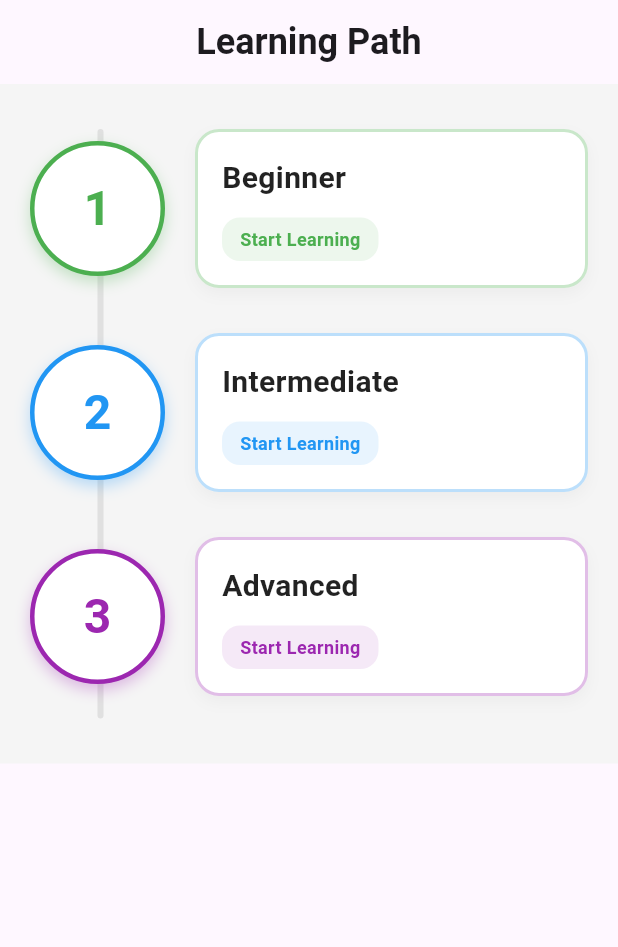
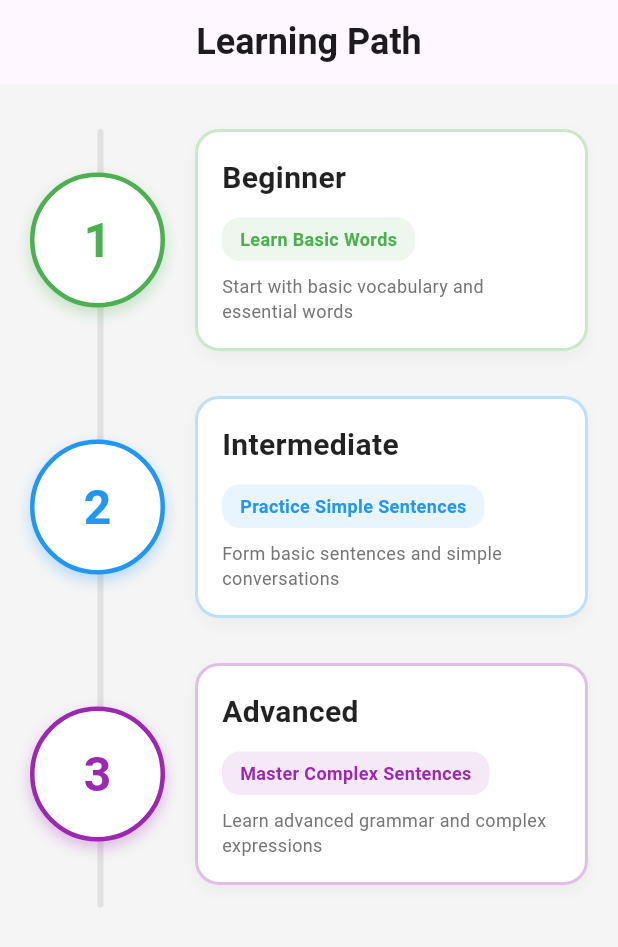
Before and after one commit to ProjectMira/bojang, a Flutter app: the screen it shows after launch, on a phone screen of 412 x 824 dp. Shown: the top 947 px of the screen. Run offline on Flutter 3.47's test engine with Material 3 defaults, Android fonts, the phone set to English and light mode, and no system bars.

Commit message:
update description for level selections

```diff
--- a/lib/screens/level_selection_screen.dart
+++ b/lib/screens/level_selection_screen.dart
@@ -217,12 +217,28 @@ class LevelSelectionScreen extends StatelessWidget {
                             borderRadius: BorderRadius.circular(12),
                           ),
                           child: Text(
-                            'Start Learning',
+                            level == 1
+                                ? 'Learn Basic Words'
+                                : level == 2
+                                    ? 'Practice Simple Sentences'
+                                    : 'Master Complex Sentences',
                             style: TextStyle(
                               color: color,
                               fontWeight: FontWeight.bold,
                               fontSize: 12,
                             ),
+                          ),
+                        ),
+                        const SizedBox(height: 8),
+                        Text(
+                          level == 1
+                              ? 'Start with basic vocabulary and essential words'
+                              : level == 2
+                                  ? 'Form basic sentences and simple conversations'
+                                  : 'Learn advanced grammar and complex expressions',
+                          style: TextStyle(
+                            color: Colors.grey[600],
+                            fontSize: 12,
                           ),
                         ),
                       ],
```
